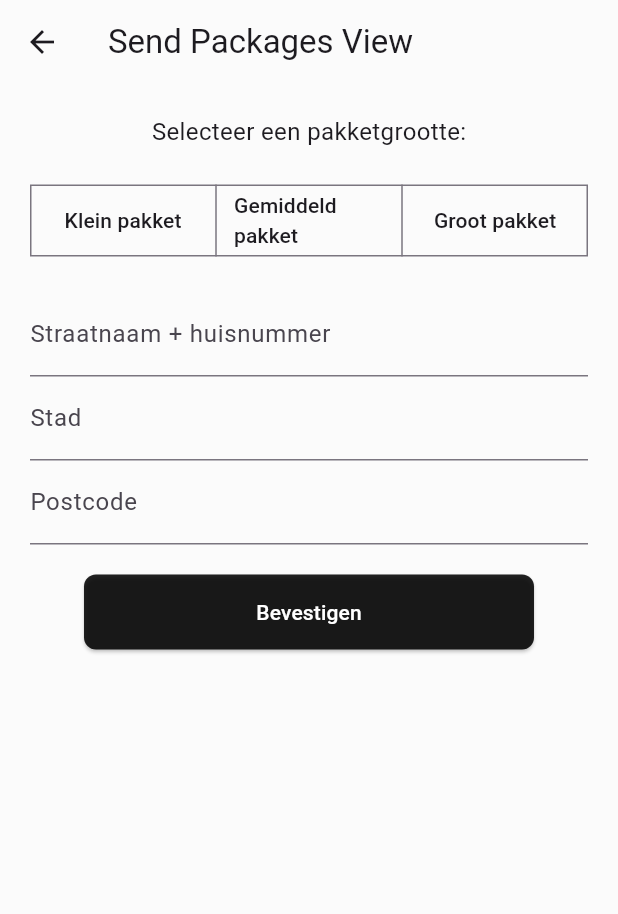
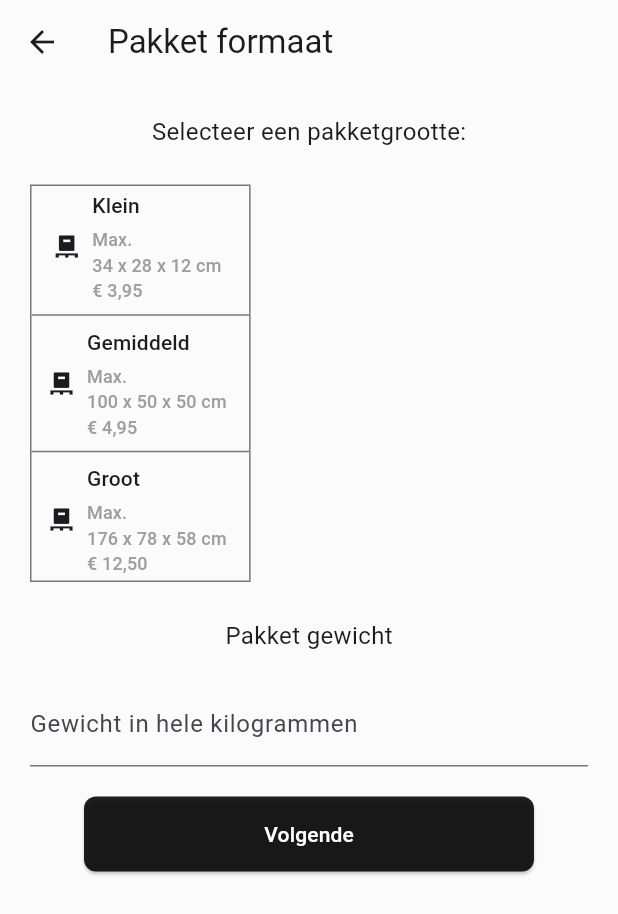
Before and after one commit to AaldertKroes/software_startup, a Flutter app: the SendPackagesView screen opened by its route, on a phone screen of 412 x 824 dp. Shown: the top 914 px of the screen. Run offline on Flutter 3.47's test engine with Material 3 defaults, Android fonts, the phone set to English and light mode, and no system bars; our stand-ins replace flutter_secure_storage; accounts and stored records are empty.

Commit message:
Split the send-packages form into multiple views. Problems: addresses adding for every new package, Recipient of package has to already exist in the database or I will have to create a new user when another user sends a package or not coupling a new user to the package at all. For now thinking best sollution is just not pairing a user as recipient? TODO: Recipient view, POST all form data to backend

```diff
--- a/lib/controllers/SendPackageController.dart
+++ b/lib/controllers/SendPackageController.dart
@@ -1,3 +1,46 @@
 class SendPackageController {
+  final Map<String, dynamic> _packageFormData = {
+    "packageSize": "",
+    "weight": 0,
+    "distance": 0,
+    "status": "NOT_STARTED",
+    "startLocationId": 0,
+    "endLocationId": 0,
+    "senderId": 0,
+    "receiverId": 0,
+    "deliveryDriverId": null,
+  };
+  final Map<String, dynamic> _recipientAddressFormData = {
+    "street": "",
+    "city": "",
+    "postalCode": "",
+    "county": "The Netherlands",
+  };
+  final Map<String, dynamic> _senderAddressFormData = {
+    "street": "",
+    "city": "",
+    "postalCode": "",
+    "county": "The Netherlands",
+  };
 
+  void addPackageSizeAndWeight(String packageSize, int weight) {
+    _packageFormData["packageSize"] = packageSize;
+    _packageFormData["weight"] = weight;
+  }
+
+  void addPackageAddresses(
+      String recipientStreet,
+      String recipientCity,
+      String recipientPostal,
+      String senderStreet,
+      String senderCity,
+      String senderPostal,
+      ) {
+    _recipientAddressFormData["street"] = recipientStreet;
+    _recipientAddressFormData["city"] = recipientCity;
+    _recipientAddressFormData["postalCode"] = recipientPostal;
+    _senderAddressFormData["street"] = senderStreet;
+    _senderAddressFormData["city"] = senderCity;
+    _senderAddressFormData["postalCode"] = senderPostal;
+  }
 }
--- a/lib/views/SendPackagesView.dart
+++ /dev/null
@@ -1,167 +0,0 @@
-import 'package:flutter/material.dart';
-import 'package:software_startup/common/CustomStyles.dart';
-
-class SendPackagesView extends StatefulWidget {
-  const SendPackagesView({super.key});
-
-  @override
-  State<SendPackagesView> createState() => _SendPackagesViewState();
-}
-
-enum BoxSizes { small, medium, big }
-BoxSizes boxSizes = BoxSizes.small;
-
-class _SendPackagesViewState extends State<SendPackagesView> {
-  final _formKey = GlobalKey<FormState>();
-  final Map<String, dynamic> _formData = {
-    "packageSize": "",
-    "weight": 0,
-    "distance": 0,
-    "status": "NOT_STARTED",
-    "startLocationId": 0,
-    "endLocationId": 0,
-    "senderId": 0,
-    "receiverId": 0,
-    "deliveryDriverId": null,
-  };
-  final Map<String, dynamic> _addressFormData = {
-    "street": "",
-    "city": "",
-    "postalCode": "",
-    "county": "The Netherlands",
-  };
-  final _streetController = TextEditingController();
-  final _cityController = TextEditingController();
-  final _postalCodeController = TextEditingController();
-  BoxSizes? selectedBoxSize;
-
-  @override
-  Widget build(BuildContext context) {
-    return Scaffold(
-      appBar: AppBar(
-        backgroundColor: CustomStyles.backgroundColor,
-        title: const Text("Send Packages View"),
-      ),
-      backgroundColor: CustomStyles.backgroundColor,
-      body: Form(
-        key: _formKey,
-        child: Column(
-          children: [
-            const SizedBox(height: 20),
-            const Text(
-              'Selecteer een pakketgrootte:',
-              style: TextStyle(fontSize: 16),
-            ),
-            const SizedBox(height: 20),
-            Container(
-              padding: const EdgeInsets.symmetric(horizontal: 20),
-              child: boxSizeSelection(),
-            ),
-            const SizedBox(height: 20),
-            Container(
-              padding: const EdgeInsets.symmetric(horizontal: 20),
-              child: addressForm(),
-            ),
-            const SizedBox(height: 20),
-            ElevatedButton(
-              onPressed: _submitForm,
-              style: CustomStyles.willemRijdtButtonStyle,
-              child: const Text(
-                'Bevestigen',
-                style: const TextStyle(color: Colors.white),
-              ),
-            ),
-          ],
-        )
-      ),
-    );
-  }
-
-  void _submitForm() {
-    if (_formKey.currentState!.validate() && selectedBoxSize != null) {
-      ScaffoldMessenger.of(context).showSnackBar(
-        const SnackBar(content: Text('Great succes!')),
-      );
-    }
-    if (selectedBoxSize == null) {
-      ScaffoldMessenger.of(context).showSnackBar(
-        const SnackBar(content: Text('Selecteer pakketgrootte')),
-      );
-    }
-  }
-
-  Widget boxSizeSelection() {
-    return SegmentedButton(
-      emptySelectionAllowed: true,
-      style: ButtonStyle(
-        shape: WidgetStateProperty.all(
-          const RoundedRectangleBorder(
-            borderRadius: BorderRadius.zero, // Makes the border square
-          ),
-        ),
-      ),
-      segments: const <ButtonSegment<BoxSizes>>[
-        ButtonSegment<BoxSizes>(
-          value: BoxSizes.small,
-          label: Text('Klein pakket'),
-        ),
-        ButtonSegment<BoxSizes>(
-          value: BoxSizes.medium,
-          label: Text('Gemiddeld pakket'),
-        ),
-        ButtonSegment<BoxSizes>(
-          value: BoxSizes.big,
-          label: Text('Groot pakket'),
-        ),
-      ],
-      selected: selectedBoxSize != null ? <BoxSizes>{selectedBoxSize!} : <BoxSizes>{},
-      onSelectionChanged: (Set<BoxSizes> newSelection) {
-        setState(() {
-          selectedBoxSize = newSelection.isNotEmpty ? newSelection.first : null;
-        });
-      },
-    );
-  }
-
-  Widget addressForm() {
-    return Column(
-      children: [
-        TextFormField(
-          controller: _streetController,
-          decoration: const InputDecoration(
-              labelText: 'Straatnaam + huisnummer'),
-          validator: (value) {
-            if (value == null || value.isEmpty) {
-              return "Voer een straat en huisnummer in";
-            } else if (!RegExp(r'^[A-Za-z\s]+ \d+$').hasMatch(value)) {
-              return "Voer een geldige straat en huisnummer in";
-            }
-            return null;
-          },
-        ),
-        TextFormField(
-          controller: _cityController,
-          decoration: const InputDecoration(labelText: 'Stad'),
-          validator: (value) {
-            if (value == null || value.isEmpty) {
-              return "Voer een stad in";
-            }
-            return null;
-          },
-        ),
-        TextFormField(
-          controller: _postalCodeController,
-          decoration: const InputDecoration(labelText: 'Postcode'),
-          validator: (value) {
-            if (value == null || value.isEmpty) {
-              return "Voer een postcode in";
-            } else if (!RegExp(r'^\d{4}\s?[A-Za-z]{2}$').hasMatch(value)) {
-              return "Voer een geldige postcode in. (bijv. '1234 AB')";
-            }
-            return null;
-          },
-        ),
-      ],
-    );
-  }
-}
--- /dev/null
+++ b/lib/views/send_package/SendPackagesView.dart
@@ -0,0 +1,183 @@
+import 'package:flutter/material.dart';
+import 'package:flutter/services.dart';
+import 'package:software_startup/common/CustomStyles.dart';
+import 'package:software_startup/controllers/SendPackageController.dart';
+
+class SendPackagesView extends StatefulWidget {
+  const SendPackagesView({super.key});
+
+  @override
+  State<SendPackagesView> createState() => _SendPackagesViewState();
+}
+
+enum BoxSizes { small, medium, big }
+
+class _SendPackagesViewState extends State<SendPackagesView> {
+  final _packageWeightFormKey = GlobalKey<FormState>();
+  final SendPackageController _sendPackageController = SendPackageController();
+
+  BoxSizes? selectedBoxSize;
+  final _packageWeightController = TextEditingController();
+
+  @override
+  Widget build(BuildContext context) {
+    return Scaffold(
+      appBar: AppBar(
+        backgroundColor: CustomStyles.backgroundColor,
+        title: const Text("Pakket formaat"),
+      ),
+      backgroundColor: CustomStyles.backgroundColor,
+      body: Form(
+          key: _packageWeightFormKey,
+          child: Column(
+              children: [
+                const SizedBox(height: 20),
+                const Text(
+                  'Selecteer een pakketgrootte:',
+                  style: TextStyle(fontSize: 16),
+                ),
+                const SizedBox(height: 20),
+                // Select package size
+                Container(
+                  padding: const EdgeInsets.symmetric(horizontal: 20),
+                  child: Row(
+                    crossAxisAlignment: CrossAxisAlignment.start,
+                    children: [
+                      boxSizeSelection(),
+                    ],
+                  ),
+                ),
+                const SizedBox(height: 20),
+                const Text(
+                  'Pakket gewicht',
+                  style: TextStyle(fontSize: 16),
+                ),
+                const SizedBox(height: 20),
+                Container(
+                  padding: const EdgeInsets.symmetric(horizontal: 20),
+                  child: packageWeight(_packageWeightController),
+                ),
+                const SizedBox(height: 20),
+                // pick-up/sending location
+                ElevatedButton(
+                  onPressed: _submitPackageSizeForm,
+                  style: CustomStyles.willemRijdtButtonStyle,
+                  child: const Text(
+                    'Volgende',
+                    style: TextStyle(color: Colors.white),
+                  ),
+                ),
+              ],
+            )
+          ),
+    );
+  }
+
+  void _submitPackageSizeForm() {
+    if (_packageWeightFormKey.currentState!.validate()
+        && selectedBoxSize != null) {
+
+      _sendPackageController.addPackageSizeAndWeight(
+        selectedBoxSize.toString().split('.').last,
+        int.parse(_packageWeightController.text)
+      );
+
+      Navigator.pushNamed(context, '/send_packages/address');
+    }
+    if (selectedBoxSize == null) {
+      ScaffoldMessenger.of(context).showSnackBar(
+        const SnackBar(content: Text('Selecteer pakketgrootte')),
+      );
+    }
+  }
+
+  Widget boxSizeSelection() {
+    return SegmentedButton(
+      direction: Axis.vertical,
+      emptySelectionAllowed: true,
+      style: ButtonStyle(
+        shape: WidgetStateProperty.all(
+          const RoundedRectangleBorder(
+            borderRadius: BorderRadius.zero, // Makes the border square
+          ),
+        ),
+      ),
+      segments: const <ButtonSegment<BoxSizes>>[
+        ButtonSegment<BoxSizes>(
+          value: BoxSizes.small,
+          label: Column(
+            crossAxisAlignment: CrossAxisAlignment.start,
+            children: [
+              Text('Klein'),
+              SizedBox(height: 4),
+              Text(
+                'Max.\n34 x 28 x 12 cm\n€ 3,95',
+                style: TextStyle(fontSize: 12, color: Colors.grey),
+              ),
+            ],
+          ),
+          icon: Icon(Icons.pallet),
+        ),
+        ButtonSegment<BoxSizes>(
+          value: BoxSizes.medium,
+          label: Column(
+            crossAxisAlignment: CrossAxisAlignment.start,
+            children: [
+              Text('Gemiddeld'),
+              SizedBox(height: 4),
+              Text(
+                'Max.\n100 x 50 x 50 cm\n€ 4,95',
+                style: TextStyle(fontSize: 12, color: Colors.grey),
+              ),
+            ],
+          ),
+          icon: Icon(Icons.pallet),
+        ),
+        ButtonSegment<BoxSizes>(
+          value: BoxSizes.big,
+          label: Column(
+            crossAxisAlignment: CrossAxisAlignment.start,
+            children: [
+              Text('Groot'),
+              SizedBox(height: 4),
+              Text(
+                'Max.\n176 x 78 x 58 cm\n€ 12,50',
+                style: TextStyle(fontSize: 12, color: Colors.grey),
+              ),
+            ],
+          ),
+          icon: Icon(Icons.pallet),
+        ),
+      ],
+      selected: selectedBoxSize != null ? <BoxSizes>{selectedBoxSize!} : <BoxSizes>{},
+      onSelectionChanged: (Set<BoxSizes> newSelection) {
+        setState(() {
+          selectedBoxSize = newSelection.isNotEmpty ? newSelection.first : null;
+        });
+      },
+    );
+  }
+
+  Widget packageWeight(
+      TextEditingController weightController
+      ) {
+    return TextFormField(
+      controller: weightController,
+      keyboardType: TextInputType.number,
+      inputFormatters: <TextInputFormatter>[
+        FilteringTextInputFormatter.digitsOnly, // Allow only digits
+      ],
+      decoration: const InputDecoration(
+        labelText: 'Gewicht in hele kilogrammen'
+      ),
+      validator: (value) {
+        if (value == null || value.isEmpty) {
+          return "Voer het gewicht van het pakketje in";
+        } else if (int.tryParse(value) == null) {
+          return "Voer het gewicht in hele killogrammen in.";
+        }
+        return null;
+      }
+    );
+  }
+}
```
Also changed, not shown: lib/main.dart (+6 -2 lines), lib/views/send_package/SendPackagesAddressView.dart (added, +133 -0 lines), lib/views/send_package/SendPackagesRecipientView.dart (added, +17 -0 lines).
